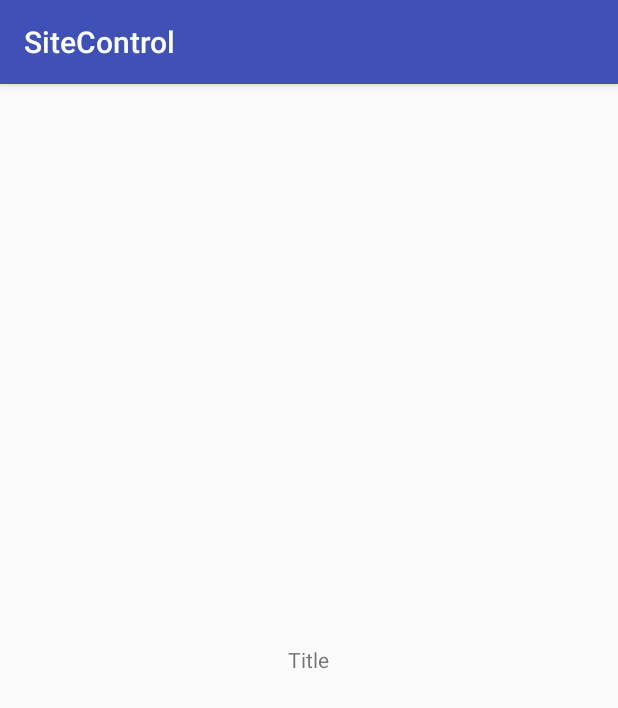
After one commit to nongdenchet/SiteControl, an Android app: the SetupActivity screen opened directly, with no data from a screen before it, on a phone screen of 412 x 824 dp. The commit adds this screen. Shown: the top 708 px of the screen. Run offline under Robolectric (Android 15) with nearby library versions, the phone set to English and light mode, and no system bars; our stand-ins replace Dagger/Hilt's generated code.

Commit message:
setup dagger

```diff
--- a/app/build.gradle
+++ b/app/build.gradle
@@ -41,7 +41,6 @@ android {
         mock {
             dimension "default"
             applicationIdSuffix = ".mock"
-            minSdkVersion 18
         }
         prod {
             dimension "default"
--- a/app/src/main/AndroidManifest.xml
+++ b/app/src/main/AndroidManifest.xml
@@ -8,14 +8,14 @@
     <uses-permission android:name="android.permission.ACCESS_NETWORK_STATE" />
 
     <application
+        android:name=".SiteControlApp"
         android:allowBackup="true"
+        android:fullBackupContent="@xml/backup_descriptor"
         android:icon="@mipmap/ic_launcher"
         android:label="@string/app_name"
         android:roundIcon="@mipmap/ic_launcher_round"
         android:supportsRtl="true"
-        android:name=".SiteControlApp"
         android:theme="@style/AppTheme"
-        android:fullBackupContent="@xml/backup_descriptor"
         tools:ignore="GoogleAppIndexingWarning">
 
         <activity android:name=".MainActivity">
@@ -25,5 +25,7 @@
                 <category android:name="android.intent.category.LAUNCHER" />
             </intent-filter>
         </activity>
+
+        <activity android:name="com.rain.auth.SetupActivity" />
     </application>
 </manifest>
--- a/app/src/main/res/layout/activity_main.xml
+++ b/app/src/main/res/layout/activity_main.xml
@@ -8,6 +8,7 @@
     tools:context=".MainActivity">
 
     <TextView
+        android:id="@+id/hello_world"
         android:layout_width="wrap_content"
         android:layout_height="wrap_content"
         android:text="Hello World!"
--- /dev/null
+++ b/auth/src/main/java/com/rain/auth/SetupActivity.kt
@@ -0,0 +1,20 @@
+package com.rain.auth
+
+import android.os.Bundle
+import android.support.v7.app.AppCompatActivity
+import android.widget.TextView
+import dagger.android.AndroidInjection
+import javax.inject.Inject
+
+class SetupActivity: AppCompatActivity() {
+
+    @Inject
+    lateinit var setupViewModel: SetupViewModel
+
+    override fun onCreate(savedInstanceState: Bundle?) {
+        AndroidInjection.inject(this)
+        super.onCreate(savedInstanceState)
+        setContentView(R.layout.activity_setup)
+        findViewById<TextView>(R.id.test).text = setupViewModel.getTitle()
+    }
+}
--- /dev/null
+++ b/auth/src/main/java/com/rain/auth/SetupViewModel.kt
@@ -0,0 +1,7 @@
+package com.rain.auth
+
+class SetupViewModel {
+    fun getTitle(): String {
+        return "Title"
+    }
+}
--- /dev/null
+++ b/auth/src/main/res/layout/activity_setup.xml
@@ -0,0 +1,12 @@
+<?xml version="1.0" encoding="utf-8"?>
+<RelativeLayout xmlns:android="http://schemas.android.com/apk/res/android"
+    android:layout_width="match_parent"
+    android:layout_height="match_parent"
+    android:orientation="vertical">
+
+    <TextView
+        android:id="@+id/test"
+        android:layout_centerInParent="true"
+        android:layout_width="wrap_content"
+        android:layout_height="wrap_content" />
+</RelativeLayout>
```
Also changed, not shown: app/src/main/java/com/rain/sitecontrol/MainActivity.kt (+8 -0 lines), app/src/main/java/com/rain/sitecontrol/di/BindingModule.kt (+8 -0 lines), auth/build.gradle (+14 -0 lines), auth/src/main/java/com/rain/auth/SetupModule.kt (added, +14 -0 lines), auth/src/main/java/com/rain/auth/SetupNavigator.kt (added, +11 -0 lines), auth/src/main/java/com/rain/auth/SetupScope.kt (added, +7 -0 lines), 2 other files.
